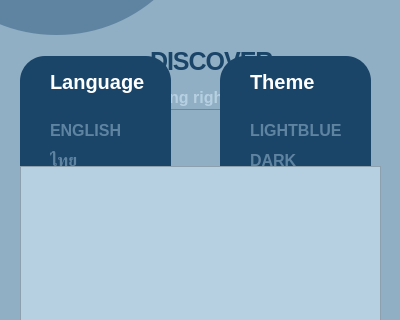
Before: the Qt Designer form Audio_pj/mainwindow.ui in Kasitphoom/Audio_EQ, drawn with Qt 5; both pictures show x 0 to 400 and y 94 to 414 of the 400 by 800 pixel window.
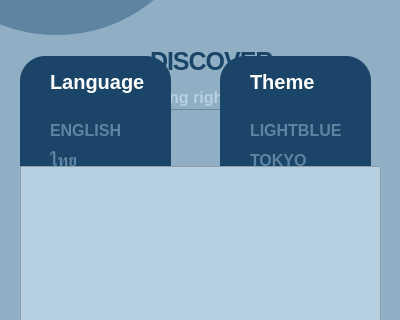
After: the same form once the commit is applied. Icons and pictures are not drawn.

The edit to the form file:
```diff
--- a/Audio_pj/mainwindow.ui
+++ b/Audio_pj/mainwindow.ui
@@ -834,7 +834,7 @@
 </string>
       </property>
       <property name="text">
-       <string>DARK</string>
+       <string>TOKYO</string>
       </property>
      </widget>
     </widget>
```
